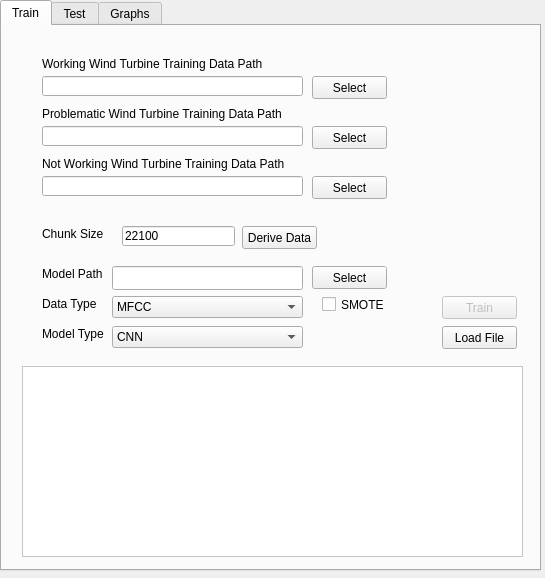
Qt form mainwindow.ui (muratcankilic96/fault-detection-in-wind-turbines) before a commit.
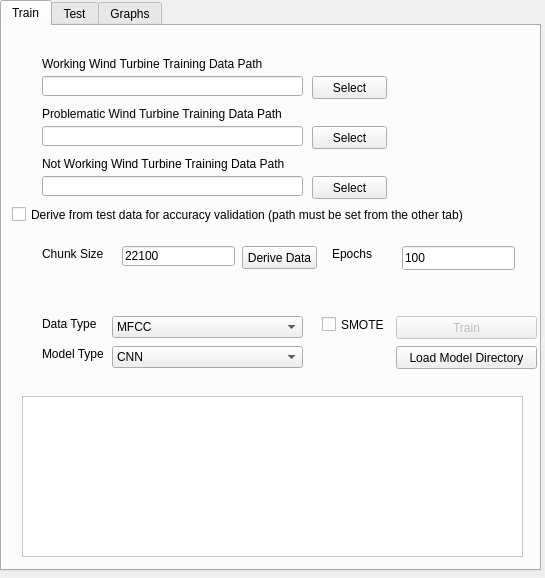
The same form after that commit. The open tabs and pages were chosen to show the change.

The edit to the form file:
```diff
--- a/mainwindow.ui
+++ b/mainwindow.ui
@@ -142,7 +142,7 @@
       <property name="geometry">
        <rect>
         <x>40</x>
-        <y>200</y>
+        <y>220</y>
         <width>71</width>
         <height>16</height>
        </rect>
@@ -155,7 +155,7 @@
       <property name="geometry">
        <rect>
         <x>120</x>
-        <y>200</y>
+        <y>220</y>
         <width>113</width>
         <height>20</height>
        </rect>
@@ -166,14 +166,14 @@
      </widget>
      <widget class="QTextEdit" name="verboseData">
       <property name="enabled">
-       <bool>false</bool>
+       <bool>true</bool>
       </property>
       <property name="geometry">
        <rect>
         <x>20</x>
-        <y>340</y>
+        <y>370</y>
         <width>501</width>
-        <height>191</height>
+        <height>161</height>
        </rect>
       </property>
       <property name="palette">
@@ -618,6 +618,9 @@
         </disabled>
        </palette>
       </property>
+      <property name="readOnly">
+       <bool>true</bool>
+      </property>
      </widget>
      <widget class="QPushButton" name="trainButton">
       <property name="enabled">
@@ -625,9 +628,9 @@
       </property>
       <property name="geometry">
        <rect>
-        <x>440</x>
-        <y>270</y>
-        <width>75</width>
+        <x>394</x>
+        <y>290</y>
+        <width>141</width>
         <height>23</height>
        </rect>
       </property>
@@ -639,7 +642,7 @@
       <property name="geometry">
        <rect>
         <x>240</x>
-        <y>200</y>
+        <y>220</y>
         <width>75</width>
         <height>23</height>
        </rect>
@@ -652,7 +655,7 @@
       <property name="geometry">
        <rect>
         <x>40</x>
-        <y>270</y>
+        <y>290</y>
         <width>71</width>
         <height>16</height>
        </rect>
@@ -665,7 +668,7 @@
       <property name="geometry">
        <rect>
         <x>110</x>
-        <y>270</y>
+        <y>290</y>
         <width>191</width>
         <height>22</height>
        </rect>
@@ -690,7 +693,7 @@
       <property name="geometry">
        <rect>
         <x>40</x>
-        <y>300</y>
+        <y>320</y>
         <width>71</width>
         <height>16</height>
        </rect>
@@ -703,7 +706,7 @@
       <property name="geometry">
        <rect>
         <x>110</x>
-        <y>300</y>
+        <y>320</y>
         <width>191</width>
         <height>22</height>
        </rect>
@@ -730,21 +733,21 @@
       </property>
       <property name="geometry">
        <rect>
-        <x>440</x>
-        <y>300</y>
-        <width>75</width>
+        <x>394</x>
+        <y>320</y>
+        <width>141</width>
         <height>23</height>
        </rect>
       </property>
       <property name="text">
-       <string>Load File</string>
+       <string>Load Model Directory</string>
       </property>
      </widget>
      <widget class="QCheckBox" name="SMOTECheckBox">
       <property name="geometry">
        <rect>
         <x>320</x>
-        <y>270</y>
+        <y>290</y>
         <width>70</width>
         <height>17</height>
        </rect>
@@ -756,40 +759,40 @@
      <widget class="QLineEdit" name="trainPath">
       <property name="geometry">
        <rect>
-        <x>110</x>
-        <y>240</y>
-        <width>191</width>
+        <x>400</x>
+        <y>220</y>
+        <width>113</width>
         <height>24</height>
        </rect>
       </property>
+      <property name="text">
+       <string>100</string>
+      </property>
      </widget>
      <widget class="QLabel" name="trainPathText">
       <property name="geometry">
        <rect>
-        <x>40</x>
-        <y>240</y>
-        <width>191</width>
+        <x>330</x>
+        <y>220</y>
+        <width>71</width>
         <height>16</height>
        </rect>
       </property>
       <property name="text">
-       <string>Model Path</string>
+       <string>Epochs</string>
       </property>
      </widget>
-     <widget class="QPushButton" name="modelPathButton">
-      <property name="enabled">
-       <bool>true</bool>
-      </property>
+     <widget class="QCheckBox" name="deriveTest">
       <property name="geometry">
        <rect>
-        <x>310</x>
-        <y>240</y>
-        <width>75</width>
-        <height>23</height>
+        <x>10</x>
+        <y>180</y>
+        <width>521</width>
+        <height>17</height>
        </rect>
       </property>
       <property name="text">
-       <string>Select</string>
+       <string>Derive from test data for accuracy validation (path must be set from the other tab)</string>
       </property>
      </widget>
     </widget>
```
Left out of the diff: 55 changed lines with no effect on the pictures.
